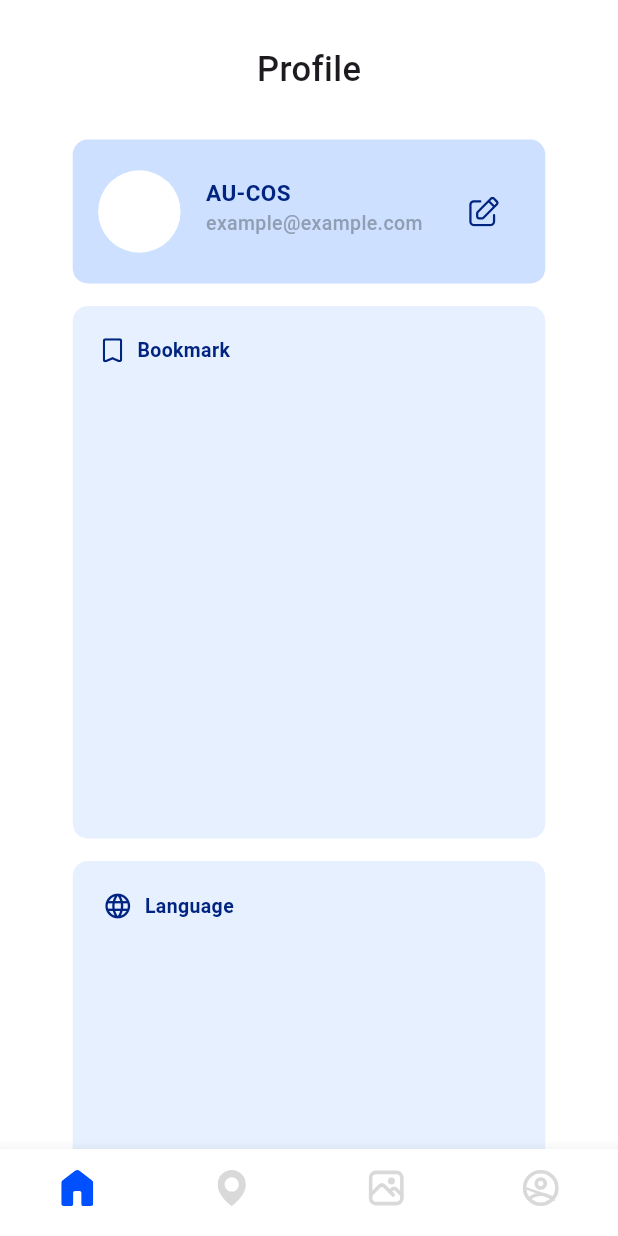
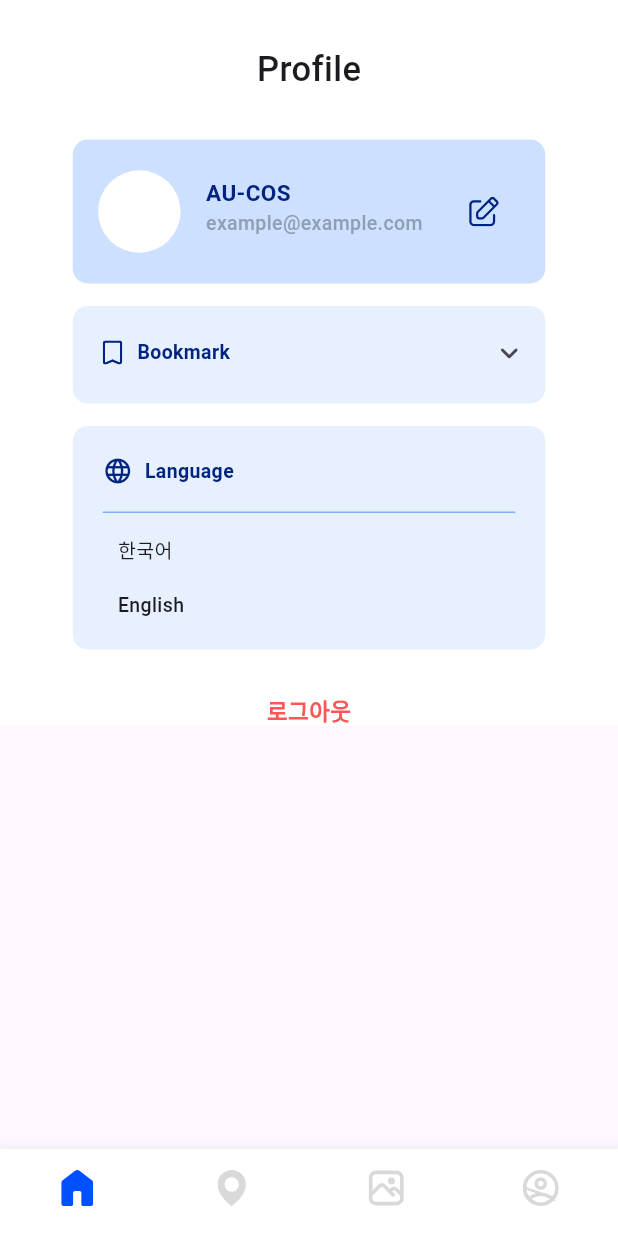
Before and after one commit to 2025-Australia-Internship/TripUS-Client, a Flutter app: the screen it shows after launch, on a phone screen of 412 x 824 dp. Run offline on Flutter 3.47's test engine with Material 3 defaults, Android fonts, the phone set to English and light mode, and no system bars; our stand-ins replace flutter_svg; missing offline and left inert: dart:ffi; Roboto replaces fonts that are missing (Pretendard).

Commit message:
feat : my page 디자인 수정

```diff
--- a/lib/pages/profile.dart
+++ b/lib/pages/profile.dart
@@ -1,3 +1,5 @@
+import 'dart:ffi';
+
 import 'package:flutter/material.dart';
 import 'package:tripus/colors.dart';
 import 'package:flutter_svg/flutter_svg.dart';
@@ -31,6 +33,8 @@ class _ProfilePageStatet extends State<ProfilePage> {
       _selectedIndex = index;
     });
   }
+
+  double _height = 65.00;
 
   @override
   Widget build(BuildContext context) {
@@ -109,16 +113,20 @@ class _ProfilePageStatet extends State<ProfilePage> {
               ),
               Container(
                 width: 315,
-                height: 355,
-                padding: EdgeInsets.all(20),
+                height: _height,
+                padding: EdgeInsets.only(left: 20, top: 7),
                 decoration: BoxDecoration(
                   color: light09,
                   borderRadius: BorderRadius.circular(10),
                 ),
                 child: Column(
-                  mainAxisAlignment: MainAxisAlignment.start,
+                  crossAxisAlignment: CrossAxisAlignment.start,
                   children: [
                     Row(
+                      mainAxisAlignment: MainAxisAlignment.spaceBetween,
+                      children: [
+                        SizedBox(
+                          child: Row(
                             children: [
                               SvgPicture.asset(
                                 'assets/bookmark.svg',
@@ -134,13 +142,26 @@ class _ProfilePageStatet extends State<ProfilePage> {
                                 ),
                               ),
                             ],
+                          ),
+                        ),
+                        IconButton(
+                            onPressed: () {
+                              setState(() {
+                                if (_height != 355) {
+                                  _height = 355;
+                                } else {
+                                  _height = 65;
+                                }
+                              });
+                            },
+                            icon: Icon(Icons.keyboard_arrow_down_rounded))
+                      ],
                     )
                   ],
                 ),
               ),
               Container(
                 width: 315,
-                height: 355,
                 padding: EdgeInsets.all(20),
                 margin: EdgeInsets.only(top: 15, bottom: 30),
                 decoration: BoxDecoration(
@@ -149,6 +170,7 @@ class _ProfilePageStatet extends State<ProfilePage> {
                 ),
                 child: Column(
                   mainAxisAlignment: MainAxisAlignment.start,
+                  crossAxisAlignment: CrossAxisAlignment.start,
                   children: [
                     Row(
                       children: [
@@ -167,10 +189,43 @@ class _ProfilePageStatet extends State<ProfilePage> {
                           ),
                         ),
                       ],
-                    )
+                    ),
+                    SizedBox(height: 17),
+                    Divider(thickness: 1, height: 1, color: light05),
+                    SizedBox(height: 15),
+                    Padding(
+                      padding: EdgeInsets.only(left: 10),
+                      child: Text(
+                        '한국어',
+                        style: TextStyle(
+                          fontSize: 13,
+                          fontWeight: FontWeight.w500,
+                        ),
+                      ),
+                    ),
+                    SizedBox(height: 18),
+                    Padding(
+                      padding: EdgeInsets.only(left: 10),
+                      child: Text(
+                        'English',
+                        style: TextStyle(
+                          fontSize: 13,
+                          fontWeight: FontWeight.w500,
+                        ),
+                      ),
+                    ),
                   ],
                 ),
               ),
+              Text(
+                '로그아웃',
+                style: TextStyle(
+                  color: Color(0xffFF5555),
+                  fontFamily: 'Pretendard',
+                  fontSize: 15,
+                  fontWeight: FontWeight.w700,
+                ),
+              )
             ],
           ),
         ),
```
Lines whose indentation alone changed are shown as unchanged.
